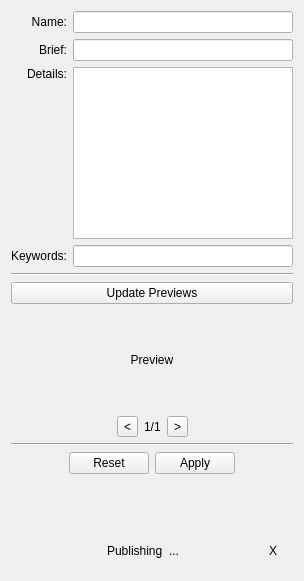
This is frameworks/forge/plugins/publish/PublishForm.ui in dmzgroup/forge as Qt 5 draws it before an edit. The edited form follows.
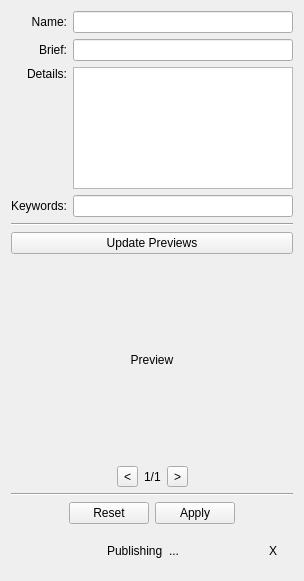
This is the edited form.

Diff of the .ui file:
```diff
--- a/frameworks/forge/plugins/publish/PublishForm.ui
+++ b/frameworks/forge/plugins/publish/PublishForm.ui
@@ -99,8 +99,8 @@
     <widget class="QLabel" name="previewLabel">
      <property name="minimumSize">
       <size>
-       <width>100</width>
-       <height>100</height>
+       <width>200</width>
+       <height>200</height>
       </size>
      </property>
      <property name="baseSize">
```
